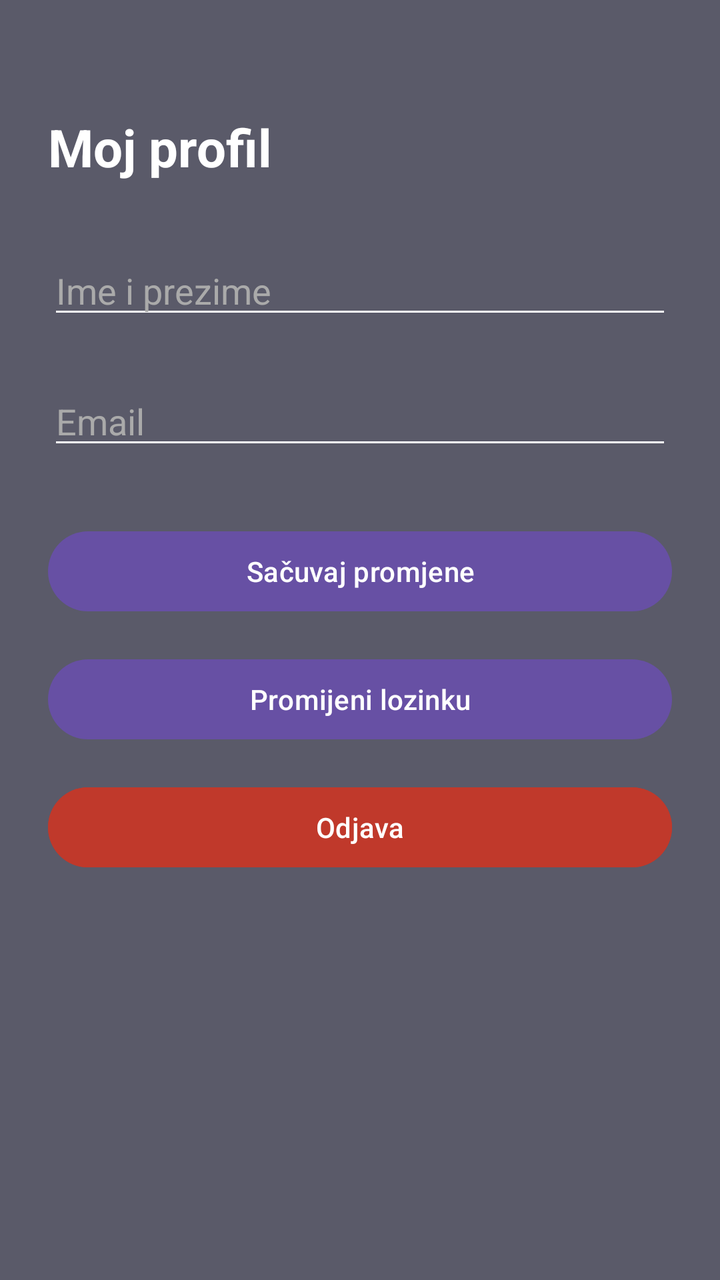
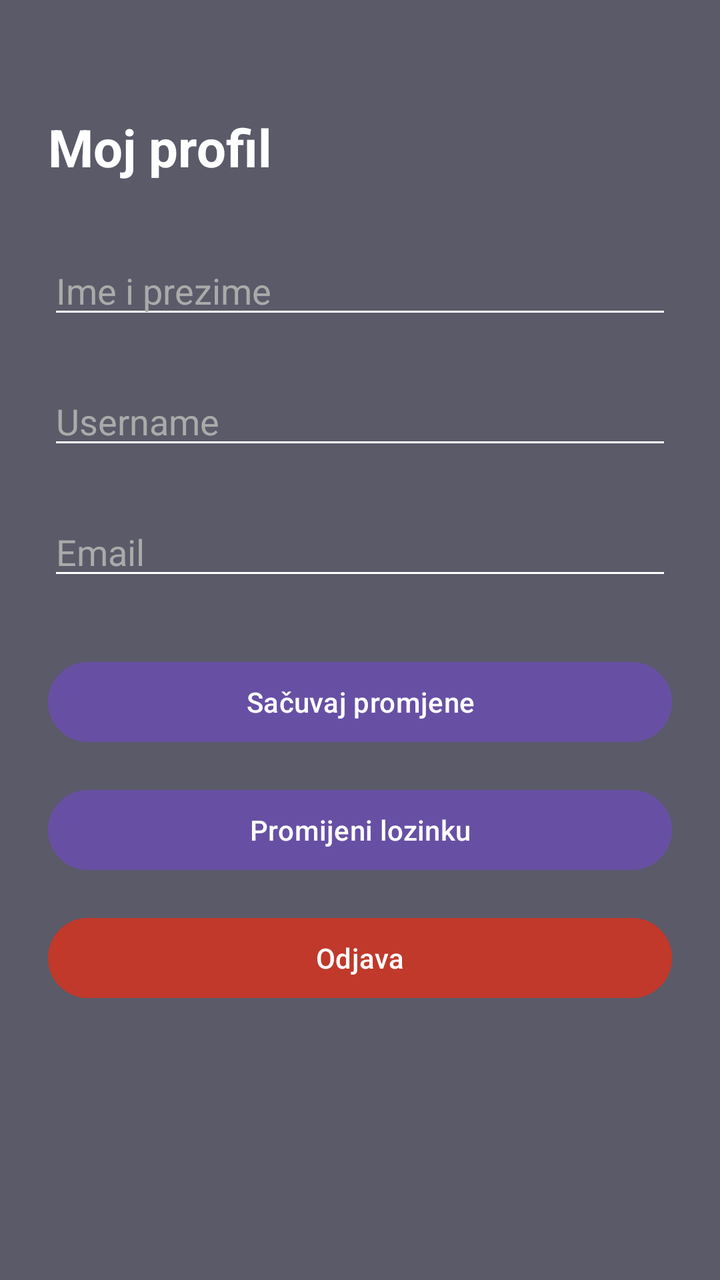

Two renders of the same Android screen: before a commit and after it. Below are the layout's source before the change and the commit's diff.
<!-- AndroidManifest.xml: application theme Theme.WearAgain -->
<!-- res/layout/activity_profile.xml -->
<?xml version="1.0" encoding="utf-8"?>
<ScrollView
    xmlns:android="http://schemas.android.com/apk/res/android" xmlns:app="http://schemas.android.com/apk/res-auto"
    android:layout_width="match_parent"
    android:layout_height="match_parent"
    android:background="@color/splash_pozadina">

    <androidx.constraintlayout.widget.ConstraintLayout
        android:layout_width="match_parent"
        android:layout_height="wrap_content"
        android:padding="24dp">

        <TextView
            android:id="@+id/tvNaslov"
            android:layout_width="wrap_content"
            android:layout_height="wrap_content"
            android:text="Moj profil"
            android:textSize="26sp"
            android:textStyle="bold"
            android:textColor="@color/white"
            android:layout_marginTop="32dp"
            app:layout_constraintTop_toTopOf="parent"
            app:layout_constraintStart_toStartOf="parent"/>

        <EditText
            android:id="@+id/etIme"
            android:layout_width="match_parent"
            android:layout_height="wrap_content"
            android:hint="Ime i prezime"
            android:textColor="@color/white"
            android:textColorHint="#AAAAAA"
            android:backgroundTint="@color/white"
            android:layout_marginTop="32dp"
            app:layout_constraintTop_toBottomOf="@id/tvNaslov"
            app:layout_constraintStart_toStartOf="parent"
            app:layout_constraintEnd_toEndOf="parent"/>

        <EditText
            android:id="@+id/etEmail"
            android:layout_width="match_parent"
            android:layout_height="wrap_content"
            android:hint="Email"
            android:textColor="@color/white"
            android:textColorHint="#AAAAAA"
            android:backgroundTint="@color/white"
            android:enabled="false"
            android:layout_marginTop="24dp"
            app:layout_constraintTop_toBottomOf="@id/etIme"
            app:layout_constraintStart_toStartOf="parent"
            app:layout_constraintEnd_toEndOf="parent"/>

        <Button
            android:id="@+id/btnSacuvaj"
            android:layout_width="match_parent"
            android:layout_height="wrap_content"
            android:text="Sačuvaj promjene"
            android:layout_marginTop="32dp"
            app:layout_constraintTop_toBottomOf="@id/etEmail"
            app:layout_constraintStart_toStartOf="parent"
            app:layout_constraintEnd_toEndOf="parent"/>

        <Button
            android:id="@+id/btnPromijeniLozinku"
            android:layout_width="match_parent"
            android:layout_height="wrap_content"
            android:text="Promijeni lozinku"
            android:layout_marginTop="16dp"
            app:layout_constraintTop_toBottomOf="@id/btnSacuvaj"
            app:layout_constraintStart_toStartOf="parent"
            app:layout_constraintEnd_toEndOf="parent"/>

        <Button
            android:id="@+id/btnOdjava"
            android:layout_width="match_parent"
            android:layout_height="wrap_content"
            android:text="Odjava"
            android:backgroundTint="#C0392B"
            android:layout_marginTop="16dp"
            app:layout_constraintTop_toBottomOf="@id/btnPromijeniLozinku"
            app:layout_constraintStart_toStartOf="parent"
            app:layout_constraintEnd_toEndOf="parent"/>

    </androidx.constraintlayout.widget.ConstraintLayout>

</ScrollView>
<!-- resources referenced by this layout -->
<resources>
  <color name="splash_pozadina">#5A5A69</color>
  <color name="white">#FFFFFFFF</color>
  <style name="Theme.WearAgain" parent="Base.Theme.WearAgain" />
  <style name="Base.Theme.WearAgain" parent="Theme.Material3.DayNight.NoActionBar">
          
          
      </style>
</resources>

<!-- the commit's change to res/layout/activity_profile.xml (unified diff, before → after) -->
@@ -36,6 +36,20 @@
             app:layout_constraintEnd_toEndOf="parent"/>
 
         <EditText
+            android:id="@+id/etUsername"
+            android:layout_width="match_parent"
+            android:layout_height="wrap_content"
+            android:hint="Username"
+            android:inputType="textNoSuggestions"
+            android:textColor="@color/white"
+            android:textColorHint="#AAAAAA"
+            android:backgroundTint="@color/white"
+            android:layout_marginTop="24dp"
+            app:layout_constraintTop_toBottomOf="@id/etIme"
+            app:layout_constraintStart_toStartOf="parent"
+            app:layout_constraintEnd_toEndOf="parent"/>
+
+        <EditText
             android:id="@+id/etEmail"
             android:layout_width="match_parent"
             android:layout_height="wrap_content"
@@ -45,7 +59,7 @@
             android:backgroundTint="@color/white"
             android:enabled="false"
             android:layout_marginTop="24dp"
-            app:layout_constraintTop_toBottomOf="@id/etIme"
+            app:layout_constraintTop_toBottomOf="@id/etUsername"
             app:layout_constraintStart_toStartOf="parent"
             app:layout_constraintEnd_toEndOf="parent"/>
 
